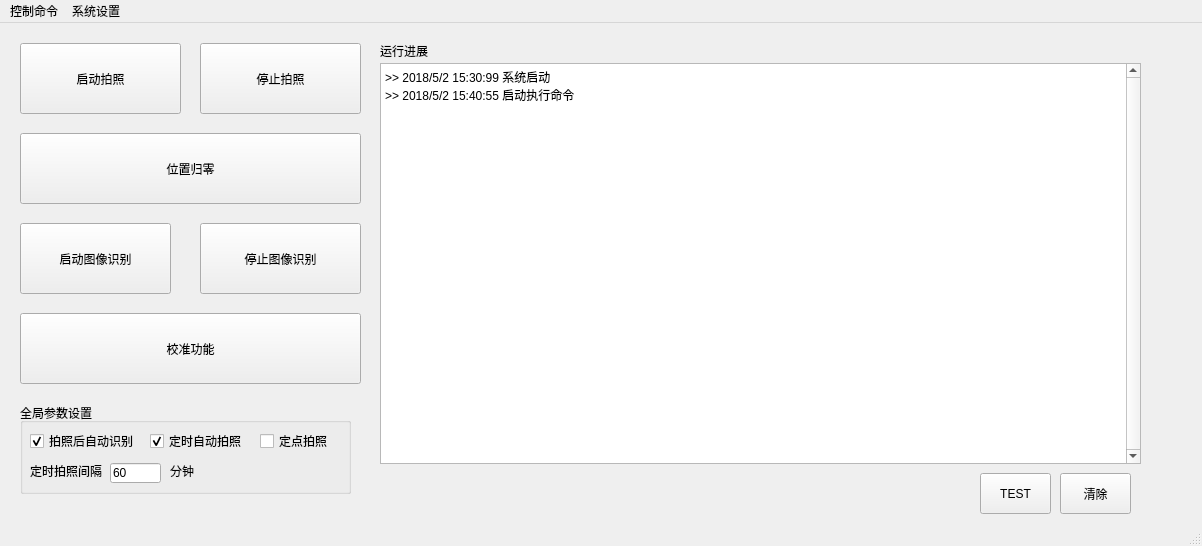
Baxianxiahai/med, file cebs/form_qt/cebsMainForm.ui: the form before one commit.
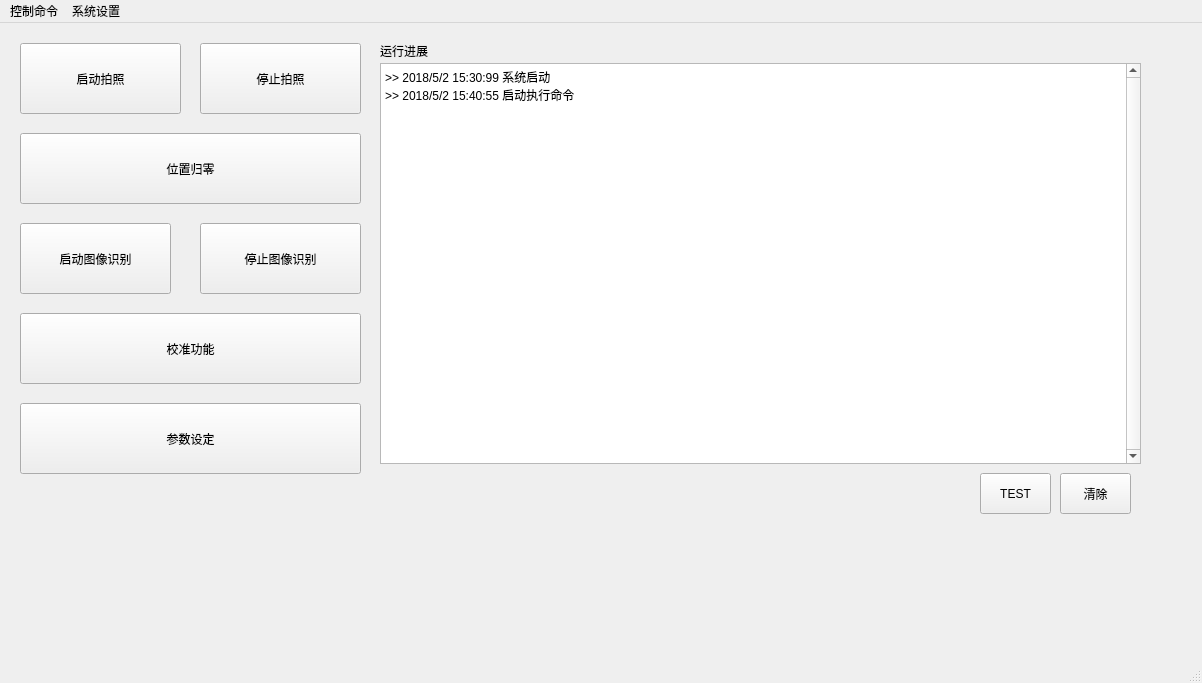
The form after the commit.

```diff
--- a/cebs/form_qt/cebsMainForm.ui
+++ b/cebs/form_qt/cebsMainForm.ui
@@ -7,7 +7,7 @@
     <x>0</x>
     <y>0</y>
     <width>1202</width>
-    <height>546</height>
+    <height>683</height>
    </rect>
   </property>
   <property name="sizePolicy">
@@ -188,105 +188,18 @@
      <string>停止图像识别</string>
     </property>
    </widget>
-   <widget class="QGroupBox" name="groupBox_gpar">
+   <widget class="QPushButton" name="pushButton_gpar_set">
     <property name="geometry">
      <rect>
       <x>20</x>
       <y>380</y>
-      <width>331</width>
-      <height>91</height>
+      <width>341</width>
+      <height>71</height>
      </rect>
     </property>
-    <property name="title">
-     <string>全局参数设置</string>
+    <property name="text">
+     <string>参数设定</string>
     </property>
-    <widget class="QCheckBox" name="checkBox_gpar_autoIdf">
-     <property name="geometry">
-      <rect>
-       <x>10</x>
-       <y>30</y>
-       <width>111</width>
-       <height>16</height>
-      </rect>
-     </property>
-     <property name="text">
-      <string>拍照后自动识别</string>
-     </property>
-     <property name="checked">
-      <bool>true</bool>
-     </property>
-    </widget>
-    <widget class="QLineEdit" name="lineEdit_gpar_picTti">
-     <property name="geometry">
-      <rect>
-       <x>90</x>
-       <y>60</y>
-       <width>51</width>
-       <height>20</height>
-      </rect>
-     </property>
-     <property name="text">
-      <string>60</string>
-     </property>
-    </widget>
-    <widget class="QLabel" name="label_gpar_picTti_title">
-     <property name="geometry">
-      <rect>
-       <x>10</x>
-       <y>60</y>
-       <width>81</width>
-       <height>16</height>
-      </rect>
-     </property>
-     <property name="text">
-      <string>定时拍照间隔</string>
-     </property>
-    </widget>
-    <widget class="QLabel" name="label_gpar_picTti_min">
-     <property name="geometry">
-      <rect>
-       <x>150</x>
-       <y>60</y>
-       <width>31</width>
-       <height>16</height>
-      </rect>
-     </property>
-     <property name="text">
-      <string>分钟</string>
-     </property>
-    </widget>
-    <widget class="QCheckBox" name="checkBox_gpar_autoPic">
-     <property name="geometry">
-      <rect>
-       <x>130</x>
-       <y>30</y>
-       <width>111</width>
-       <height>16</height>
-      </rect>
-     </property>
-     <property name="text">
-      <string>定时自动拍照</string>
-     </property>
-     <property name="checked">
-      <bool>true</bool>
-     </property>
-    </widget>
-    <widget class="QCheckBox" name="checkBox_gpar_picFixPos">
-     <property name="geometry">
-      <rect>
-       <x>240</x>
-       <y>30</y>
-       <width>71</width>
-       <height>16</height>
-      </rect>
-     </property>
-     <property name="text">
-      <string>定点拍照</string>
-     </property>
-     <property name="checked">
-      <bool>false</bool>
-     </property>
-    </widget>
    </widget>
   </widget>
   <widget class="QMenuBar" name="menubar">
```
Left out of the diff: 17 changed lines with no effect on the pictures.
